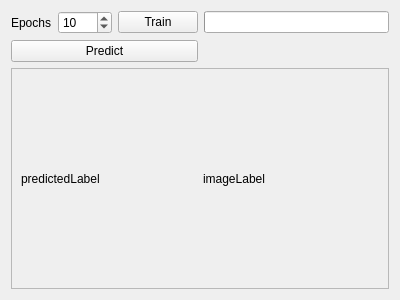
The window that source/neuralnet/source/neuralnetwidget.ui (chriamue/ai_cam) describes before a commit, drawn with Qt 5.
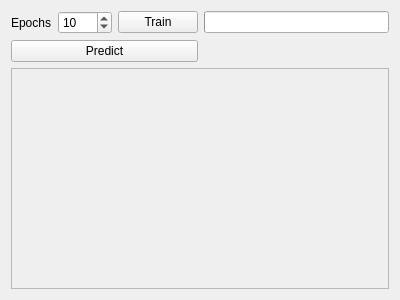
The same window after the commit.

What changed in the file:
```diff
--- a/source/neuralnet/source/neuralnetwidget.ui
+++ b/source/neuralnet/source/neuralnetwidget.ui
@@ -68,22 +68,22 @@
        <rect>
         <x>0</x>
         <y>0</y>
-        <width>368</width>
-        <height>123</height>
+        <width>380</width>
+        <height>221</height>
        </rect>
       </property>
       <layout class="QGridLayout" name="gridLayout_2">
        <item row="0" column="1">
         <widget class="QLabel" name="imageLabel">
          <property name="text">
-          <string>imageLabel</string>
+          <string/>
          </property>
         </widget>
        </item>
        <item row="0" column="0">
         <widget class="QLabel" name="predictLabel">
          <property name="text">
-          <string>predictedLabel</string>
+          <string/>
          </property>
         </widget>
        </item>
```
